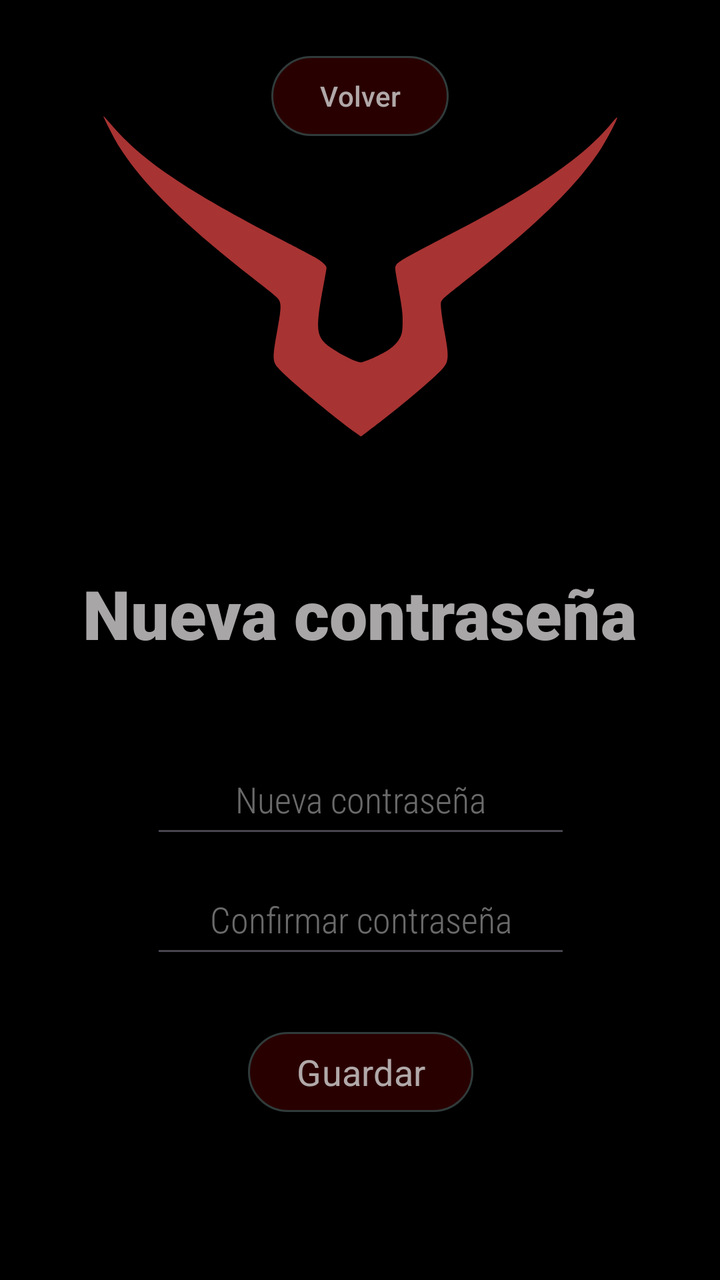
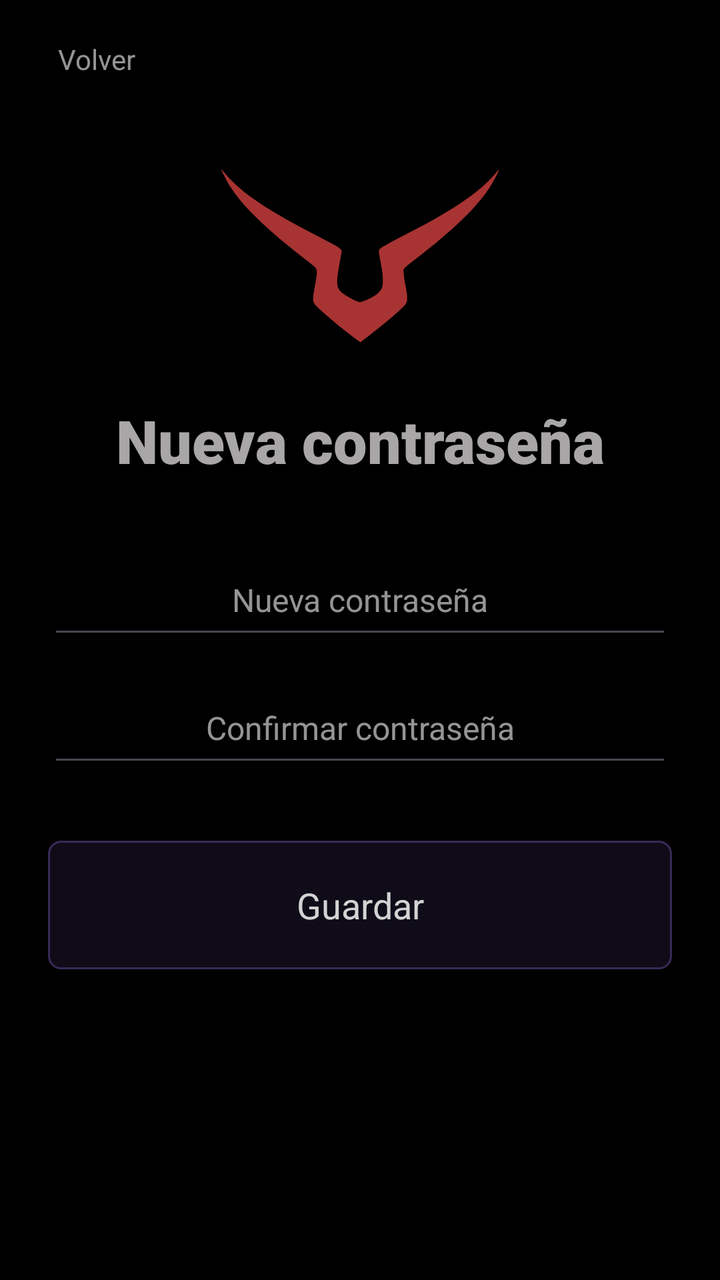

Before-and-after screenshots of an Android layout around one commit, followed by the original layout XML and the change that was made.
<!-- AndroidManifest.xml: application theme Theme.PROYECTOPENKA -->
<!-- res/layout/activity_new_password.xml -->
<?xml version="1.0" encoding="utf-8"?>
<androidx.constraintlayout.widget.ConstraintLayout xmlns:android="http://schemas.android.com/apk/res/android"
    xmlns:app="http://schemas.android.com/apk/res-auto"
    xmlns:tools="http://schemas.android.com/tools"
    android:id="@+id/main"
    android:layout_width="match_parent"
    android:layout_height="match_parent"
    tools:context=".NewPassword">

    <ImageView
        android:id="@+id/imageView6"
        android:layout_width="259dp"
        android:layout_height="195dp"
        android:layout_marginTop="40dp"
        app:layout_constraintEnd_toEndOf="parent"
        app:layout_constraintStart_toStartOf="parent"
        app:layout_constraintTop_toTopOf="parent"
        app:srcCompat="@drawable/logo" />

    <TextView
        android:id="@+id/titlenewpassword"
        android:layout_width="wrap_content"
        android:layout_height="wrap_content"
        android:layout_marginTop="49dp"
        android:fontFamily="sans-serif-black"
        android:text="Nueva contraseña"
        android:textAlignment="center"
        android:textColor="#A8A6A6"
        android:textSize="34sp"
        app:layout_constraintEnd_toEndOf="parent"
        app:layout_constraintHorizontal_bias="0.496"
        app:layout_constraintStart_toStartOf="parent"
        app:layout_constraintTop_toBottomOf="@+id/imageView6" />

    <Button
        android:id="@+id/btnsavepassword"
        android:layout_width="wrap_content"
        android:layout_height="wrap_content"
        android:layout_marginBottom="80dp"
        android:backgroundTint="#26960000"
        android:fontFamily="sans-serif"
        android:text="Guardar"
        android:textColor="#CCD3D3D3"
        android:textSize="18sp"
        app:layout_constraintBottom_toBottomOf="parent"
        app:layout_constraintEnd_toEndOf="parent"
        app:layout_constraintHorizontal_bias="0.501"
        app:layout_constraintStart_toStartOf="parent"
        app:strokeColor="#80397676"
        app:strokeWidth="1sp" />

    <EditText
        android:id="@+id/confirmpasswordinput"
        android:layout_width="210dp"
        android:layout_height="52dp"
        android:layout_marginBottom="28dp"
        android:ems="10"
        android:fontFamily="sans-serif-condensed-light"
        android:hint="Confirmar contraseña"
        android:inputType="textPassword"
        android:textAlignment="center"
        android:textColorHint="#80D3D3D3"
        app:layout_constraintBottom_toTopOf="@+id/btnsavepassword"
        app:layout_constraintEnd_toEndOf="parent"
        app:layout_constraintHorizontal_bias="0.502"
        app:layout_constraintStart_toStartOf="parent" />

    <EditText
        android:id="@+id/newpasswordinput"
        android:layout_width="210dp"
        android:layout_height="52dp"
        android:layout_marginBottom="8dp"
        android:ems="10"
        android:fontFamily="sans-serif-condensed-light"
        android:hint="Nueva contraseña"
        android:inputType="textPassword"
        android:textAlignment="center"
        android:textColorHint="#80D3D3D3"
        app:layout_constraintBottom_toTopOf="@+id/confirmpasswordinput"
        app:layout_constraintEnd_toEndOf="parent"
        app:layout_constraintHorizontal_bias="0.502"
        app:layout_constraintStart_toStartOf="parent" />

    <Button
        android:id="@+id/btnbacknewpassword"
        android:layout_width="wrap_content"
        android:layout_height="wrap_content"
        android:layout_marginTop="24dp"
        android:backgroundTint="#26960000"
        android:text="Volver"
        android:textColor="#CCD3D3D3"
        app:layout_constraintEnd_toEndOf="parent"
        app:layout_constraintStart_toStartOf="parent"
        app:layout_constraintTop_toTopOf="parent"
        app:strokeColor="#80397676"
        app:strokeWidth="1sp" />

</androidx.constraintlayout.widget.ConstraintLayout>
<!-- resources referenced by this layout -->
<resources>
  <!-- unchanged entries left out for length: 4 -->
</resources>

<!-- the commit's change to res/layout/activity_new_password.xml (unified diff, before → after) -->
@@ -7,92 +7,75 @@
     android:layout_height="match_parent"
     tools:context=".NewPassword">
 
+    <Button
+        android:id="@+id/btnbacknewpassword"
+        style="@style/Boton.Volver"
+        android:layout_width="wrap_content"
+        android:layout_height="wrap_content"
+        android:layout_marginStart="8dp"
+        android:layout_marginTop="8dp"
+        android:text="Volver"
+        app:layout_constraintStart_toStartOf="parent"
+        app:layout_constraintTop_toTopOf="parent" />
+
     <ImageView
         android:id="@+id/imageView6"
-        android:layout_width="259dp"
-        android:layout_height="195dp"
-        android:layout_marginTop="40dp"
+        android:layout_width="140dp"
+        android:layout_height="105dp"
+        android:layout_marginTop="24dp"
         app:layout_constraintEnd_toEndOf="parent"
         app:layout_constraintStart_toStartOf="parent"
-        app:layout_constraintTop_toTopOf="parent"
+        app:layout_constraintTop_toBottomOf="@+id/btnbacknewpassword"
         app:srcCompat="@drawable/logo" />
 
     <TextView
         android:id="@+id/titlenewpassword"
+        style="@style/Titulo"
         android:layout_width="wrap_content"
         android:layout_height="wrap_content"
-        android:layout_marginTop="49dp"
-        android:fontFamily="sans-serif-black"
+        android:layout_marginTop="20dp"
         android:text="Nueva contraseña"
-        android:textAlignment="center"
-        android:textColor="#A8A6A6"
-        android:textSize="34sp"
         app:layout_constraintEnd_toEndOf="parent"
-        app:layout_constraintHorizontal_bias="0.496"
         app:layout_constraintStart_toStartOf="parent"
         app:layout_constraintTop_toBottomOf="@+id/imageView6" />
 
-    <Button
-        android:id="@+id/btnsavepassword"
-        android:layout_width="wrap_content"
-        android:layout_height="wrap_content"
-        android:layout_marginBottom="80dp"
-        android:backgroundTint="#26960000"
-        android:fontFamily="sans-serif"
-        android:text="Guardar"
-        android:textColor="#CCD3D3D3"
-        android:textSize="18sp"
-        app:layout_constraintBottom_toBottomOf="parent"
+    <EditText
+        android:id="@+id/newpasswordinput"
+        style="@style/Campo"
+        android:layout_marginStart="24dp"
+        android:layout_marginEnd="24dp"
+        android:layout_marginTop="32dp"
+        android:autofillHints="newPassword"
+        android:hint="Nueva contraseña"
+        android:inputType="textPassword"
         app:layout_constraintEnd_toEndOf="parent"
-        app:layout_constraintHorizontal_bias="0.501"
         app:layout_constraintStart_toStartOf="parent"
-        app:strokeColor="#80397676"
-        app:strokeWidth="1sp" />
+        app:layout_constraintTop_toBottomOf="@+id/titlenewpassword" />
 
     <EditText
         android:id="@+id/confirmpasswordinput"
-        android:layout_width="210dp"
-        android:layout_height="52dp"
-        android:layout_marginBottom="28dp"
-        android:ems="10"
-        android:fontFamily="sans-serif-condensed-light"
+        style="@style/Campo"
+        android:layout_marginStart="24dp"
+        android:layout_marginEnd="24dp"
+        android:layout_marginTop="12dp"
+        android:autofillHints="newPassword"
         android:hint="Confirmar contraseña"
         android:inputType="textPassword"
-        android:textAlignment="center"
-        android:textColorHint="#80D3D3D3"
-        app:layout_constraintBottom_toTopOf="@+id/btnsavepassword"
         app:layout_constraintEnd_toEndOf="parent"
-        app:layout_constraintHorizontal_bias="0.502"
-        app:layout_constraintStart_toStartOf="parent" />
-
-    <EditText
-        android:id="@+id/newpasswordinput"
-        android:layout_width="210dp"
-        android:layout_height="52dp"
-        android:layout_marginBottom="8dp"
-        android:ems="10"
-        android:fontFamily="sans-serif-condensed-light"
-        android:hint="Nueva contraseña"
-        android:inputType="textPassword"
-        android:textAlignment="center"
-        android:textColorHint="#80D3D3D3"
-        app:layout_constraintBottom_toTopOf="@+id/confirmpasswordinput"
-        app:layout_constraintEnd_toEndOf="parent"
-        app:layout_constraintHorizontal_bias="0.502"
-        app:layout_constraintStart_toStartOf="parent" />
+        app:layout_constraintStart_toStartOf="parent"
+        app:layout_constraintTop_toBottomOf="@+id/newpasswordinput" />
 
     <Button
-        android:id="@+id/btnbacknewpassword"
-        android:layout_width="wrap_content"
+        android:id="@+id/btnsavepassword"
+        style="@style/Boton"
+        android:layout_width="0dp"
         android:layout_height="wrap_content"
-        android:layout_marginTop="24dp"
-        android:backgroundTint="#26960000"
-        android:text="Volver"
-        android:textColor="#CCD3D3D3"
+        android:layout_marginStart="24dp"
+        android:layout_marginEnd="24dp"
+        android:layout_marginTop="32dp"
+        android:text="Guardar"
         app:layout_constraintEnd_toEndOf="parent"
         app:layout_constraintStart_toStartOf="parent"
-        app:layout_constraintTop_toTopOf="parent"
-        app:strokeColor="#80397676"
-        app:strokeWidth="1sp" />
+        app:layout_constraintTop_toBottomOf="@+id/confirmpasswordinput" />
 
 </androidx.constraintlayout.widget.ConstraintLayout>
<!-- resource entries referenced after the edit -->
@@ -1,5 +1,100 @@
 <!-- resources referenced by this layout -->
 <resources>
+  <style name="Boton" parent="Widget.AppCompat.Button.Borderless">
+          <item name="android:background">@drawable/fondo_boton</item>
+          <item name="android:textColor">@color/texto_boton</item>
+          <item name="android:textAllCaps">false</item>
+          <item name="android:fontFamily">sans-serif</item>
+          <item name="android:textSize">18sp</item>
+          <item name="android:minHeight">56dp</item>
+          <item name="android:paddingStart">24dp</item>
+          <item name="android:paddingEnd">24dp</item>
+          <item name="android:paddingTop">16dp</item>
+          <item name="android:paddingBottom">16dp</item>
+      </style>
+  <style name="Boton.Volver">
+          <item name="android:background">@drawable/fondo_boton_plano</item>
+          <item name="android:textColor">@color/texto_pista</item>
+          <item name="android:textSize">14sp</item>
+          <item name="android:minHeight">40dp</item>
+          <item name="android:paddingStart">8dp</item>
+          <item name="android:paddingEnd">16dp</item>
+          <item name="android:paddingTop">8dp</item>
+          <item name="android:paddingBottom">8dp</item>
+          <item name="android:drawableStart">@drawable/ic_volver</item>
+          <item name="android:drawablePadding">6dp</item>
+      </style>
+  <style name="Campo" parent="Widget.AppCompat.EditText">
+          <item name="android:layout_width">match_parent</item>
+          <item name="android:layout_height">52dp</item>
+          <item name="android:fontFamily">sans-serif</item>
+          <item name="android:textSize">16sp</item>
+          <item name="android:textColor">@color/texto</item>
+          <item name="android:textColorHint">@color/texto_pista</item>
+          <item name="android:textAlignment">center</item>
+      </style>
+  <style name="Titulo">
+          <item name="android:fontFamily">sans-serif-black</item>
+          <item name="android:textColor">@color/texto_titulo</item>
+          <item name="android:textSize">30sp</item>
+          <item name="android:textAlignment">center</item>
+      </style>
+  <!-- drawable fondo_boton (drawable) -->
+  <?xml version="1.0" encoding="utf-8"?>
+  <selector xmlns:android="http://schemas.android.com/apk/res/android">
+      <item android:state_enabled="false">
+          <shape android:shape="rectangle">
+              <solid android:color="#0F960000" />
+              <stroke android:width="1dp" android:color="#33D3D3D3" />
+              <corners android:radius="6dp" />
+          </shape>
+      </item>
+      <item android:state_pressed="true">
+          <shape android:shape="rectangle">
+              <solid android:color="#66960000" />
+              <stroke android:width="1dp" android:color="@color/borde" />
+              <corners android:radius="6dp" />
+          </shape>
+      </item>
+      <item>
+          <shape android:shape="rectangle">
+              <solid android:color="#26960000" />
+              <stroke android:width="1dp" android:color="@color/borde" />
+              <corners android:radius="6dp" />
+          </shape>
+      </item>
+  </selector>
+  <!-- drawable fondo_boton_plano (drawable) -->
+  <?xml version="1.0" encoding="utf-8"?>
+  <selector xmlns:android="http://schemas.android.com/apk/res/android">
+      <item android:state_pressed="true">
+          <shape android:shape="rectangle">
+              <solid android:color="#26FFFFFF" />
+              <corners android:radius="6dp" />
+          </shape>
+      </item>
+      <item>
+          <shape android:shape="rectangle">
+              <solid android:color="#00000000" />
+              <corners android:radius="6dp" />
+          </shape>
+      </item>
+  </selector>
+  <color name="texto_pista">#B3D3D3D3</color>
+  <!-- drawable ic_volver (drawable) -->
+  <?xml version="1.0" encoding="utf-8"?>
+  <vector xmlns:android="http://schemas.android.com/apk/res/android"
+      android:width="20dp"
+      android:height="20dp"
+      android:viewportWidth="24"
+      android:viewportHeight="24">
+      <path
+          android:fillColor="#FFD3D3D3"
+          android:pathData="M15.41,7.41L14,6l-6,6 6,6 1.41,-1.41L10.83,12z" />
+  </vector>
+  <color name="texto">#FFD3D3D3</color>
+  <color name="texto_titulo">#FFA8A6A6</color>
+  <color name="borde">#80397676</color>
   <!-- unchanged entries left out for length: 4 -->
 </resources>
 
